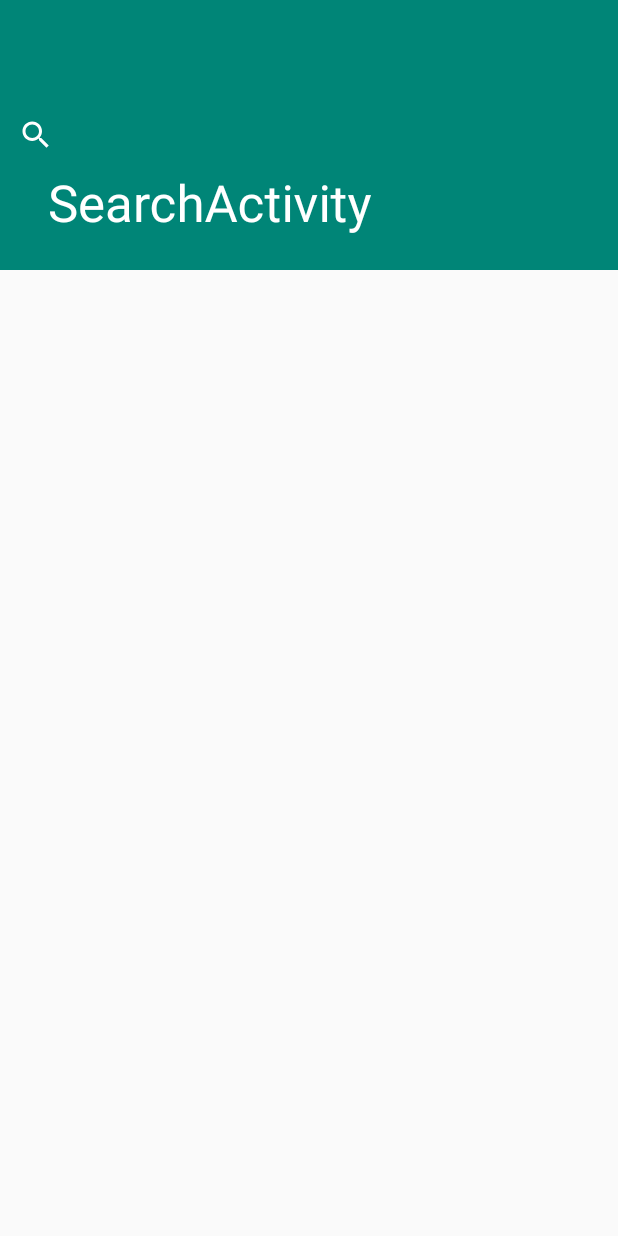
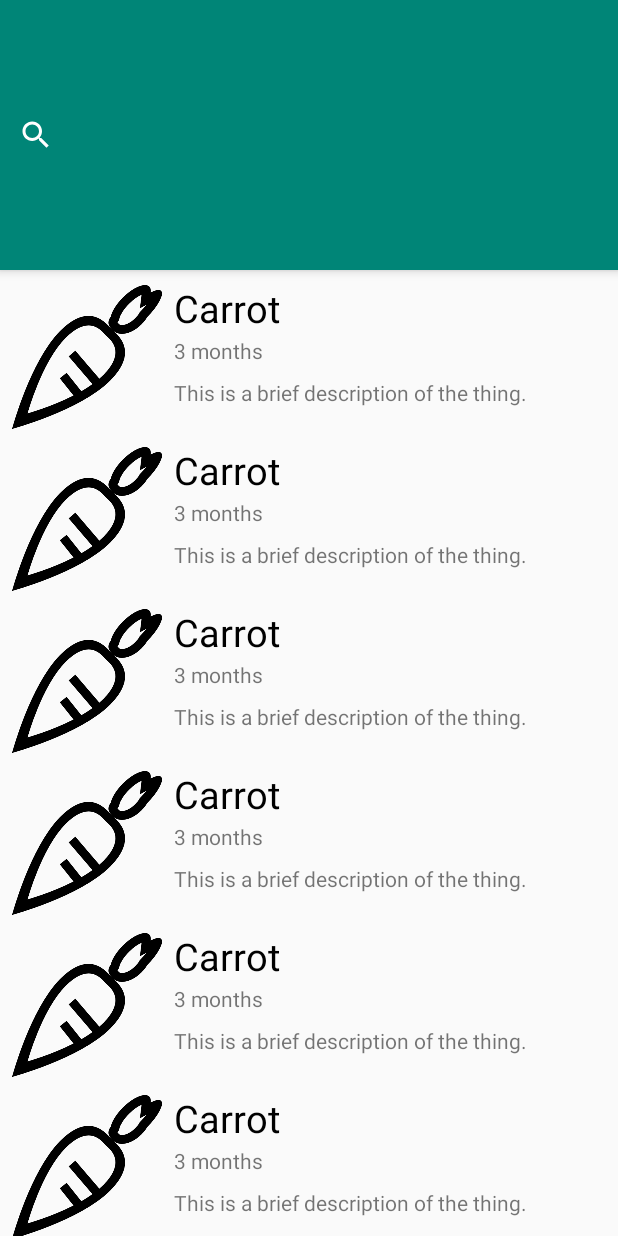
Before and after one commit to JenniferColeman/pickhacks2019, an Android app: the SearchActivity screen opened directly, with no data from a screen before it, on a phone screen of 412 x 824 dp. Run offline under Robolectric (Android 15) with nearby library versions, the phone set to English and light mode, and no system bars.

Commit message:
wE GOT CARROTs!

```diff
--- a/app/src/main/AndroidManifest.xml
+++ b/app/src/main/AndroidManifest.xml
@@ -1,5 +1,4 @@
 <?xml version="1.0" encoding="utf-8"?>
-<!--suppress ALL -->
 <manifest xmlns:android="http://schemas.android.com/apk/res/android"
     xmlns:tools="http://schemas.android.com/tools"
     package="com.pickhacks.pickhacks2019">
@@ -15,7 +14,7 @@
         <activity
             android:name=".SearchActivity"
             android:label="@string/title_activity_search"
-            android:theme="@style/AppTheme.NoActionBar"></activity>
+            android:theme="@style/AppTheme.NoActionBar" />
         <activity
             android:name=".MainActivity"
             android:label="@string/app_name"
--- a/app/src/main/java/com/pickhacks/pickhacks2019/SearchActivity.java
+++ b/app/src/main/java/com/pickhacks/pickhacks2019/SearchActivity.java
@@ -4,10 +4,20 @@ import android.os.Bundle;
 import android.support.design.widget.FloatingActionButton;
 import android.support.design.widget.Snackbar;
 import android.support.v7.app.AppCompatActivity;
+import android.support.v7.widget.LinearLayoutManager;
+import android.support.v7.widget.RecyclerView;
 import android.support.v7.widget.Toolbar;
 import android.view.View;
 
+import java.util.ArrayList;
+
 public class SearchActivity extends AppCompatActivity {
+
+    private ArrayList<SearchItem> mSearchList;
+
+    private RecyclerView mRecyclerView;
+    private RecyclerView.Adapter mAdapter;
+    private RecyclerView.LayoutManager mLayoutManager;
 
     @Override
     protected void onCreate(Bundle savedInstanceState) {
@@ -16,13 +26,22 @@ public class SearchActivity extends AppCompatActivity {
         Toolbar toolbar = findViewById(R.id.toolbar);
         setSupportActionBar(toolbar);
 
-        FloatingActionButton fab = findViewById(R.id.fab);
-        fab.setOnClickListener(new View.OnClickListener() {
-            @Override
-            public void onClick(View view) {
-                Snackbar.make(view, "Replace with your own action", Snackbar.LENGTH_LONG)
-                        .setAction("Action", null).show();
-            }
-        });
+        mSearchList = new ArrayList<>();
+        for (int i = 0; i < 20; i++) {
+            mSearchList.add(new SearchItem(
+                    R.drawable.food,
+                    "This is a brief description of the thing.",
+                    false,
+                    "3 months",
+                    "Carrot"));
+        }
+        mRecyclerView = findViewById(R.id.recyclerView);
+        mRecyclerView.setHasFixedSize(false);
+        mLayoutManager = new LinearLayoutManager(this);
+        mAdapter = new SearchItemAdapter(mSearchList);
+
+        mRecyclerView.setLayoutManager(mLayoutManager);
+        mRecyclerView.setAdapter(mAdapter);
     }
+
 }
--- /dev/null
+++ b/app/src/main/java/com/pickhacks/pickhacks2019/SearchItem.java
@@ -0,0 +1,57 @@
+package com.pickhacks.pickhacks2019;
+
+public class SearchItem {
+    private int mPhoto;
+    private String mBrief;
+    private boolean mStar;
+    private String mTime;
+    private String mName;
+
+    public SearchItem(int photo, String brief, boolean star, String time, String name) {
+        this.mPhoto = photo;
+        this.mBrief = brief;
+        this.mStar = star;
+        this.mTime = time;
+        this.mName = name;
+    }
+
+    public int getmPhoto() {
+        return mPhoto;
+    }
+
+    public void setmPhoto(int mPhoto) {
+        this.mPhoto = mPhoto;
+    }
+
+    public String getmBrief() {
+        return mBrief;
+    }
+
+    public void setmBrief(String mBrief) {
+        this.mBrief = mBrief;
+    }
+
+    public boolean ismStar() {
+        return mStar;
+    }
+
+    public void setmStar(boolean mStar) {
+        this.mStar = mStar;
+    }
+
+    public String getmTime() {
+        return mTime;
+    }
+
+    public void setmTime(String mTime) {
+        this.mTime = mTime;
+    }
+
+    public String getmName() {
+        return mName;
+    }
+
+    public void setmName(String mName) {
+        this.mName = mName;
+    }
+}
--- /dev/null
+++ b/app/src/main/java/com/pickhacks/pickhacks2019/SearchItemAdapter.java
@@ -0,0 +1,62 @@
+package com.pickhacks.pickhacks2019;
+
+import android.support.annotation.NonNull;
+import android.support.v7.widget.RecyclerView;
+import android.view.LayoutInflater;
+import android.view.View;
+import android.view.ViewGroup;
+import android.widget.ImageView;
+import android.widget.TextView;
+
+import java.util.ArrayList;
+
+public class SearchItemAdapter extends RecyclerView.Adapter<SearchItemAdapter.SearchItemViewHolder> {
+
+    private ArrayList<SearchItem> mSearchItems;
+
+    public static class SearchItemViewHolder extends RecyclerView.ViewHolder {
+
+        public ImageView mPhotoImageView;
+        public ImageView mStarImageView;
+        public TextView mNameTextView;
+        public TextView mTimeTextView;
+        public TextView mBriefTextView;
+
+        public SearchItemViewHolder(View itemView) {
+            super(itemView);
+
+            this.mPhotoImageView = itemView.findViewById(R.id.photoImageView);
+            this.mStarImageView = itemView.findViewById(R.id.starImageView);
+            this.mNameTextView = itemView.findViewById(R.id.nameTextView);
+            this.mTimeTextView = itemView.findViewById(R.id.timeTextView);
+            this.mBriefTextView = itemView.findViewById(R.id.briefTextView);
+        }
+    }
+
+    public SearchItemAdapter(ArrayList<SearchItem> searchItems) {
+        mSearchItems = searchItems;
+    }
+
+    @NonNull
+    @Override
+    public SearchItemViewHolder onCreateViewHolder(@NonNull ViewGroup parent, int viewType) {
+        View v = LayoutInflater.from(parent.getContext()).inflate(R.layout.search_item, parent, false);
+        SearchItemViewHolder sivh = new SearchItemViewHolder(v);
+        return sivh;
+    }
+
+    public void onBindViewHolder(SearchItemViewHolder viewHolder, int position) {
+        SearchItem currentItem = mSearchItems.get(position);
+
+        viewHolder.mPhotoImageView.setImageResource(currentItem.getmPhoto());
+        //viewHolder.mStarImageView.setImageResource(currentItem.ismStar());
+        viewHolder.mBriefTextView.setText(currentItem.getmBrief());
+        viewHolder.mNameTextView.setText(currentItem.getmName());
+        viewHolder.mTimeTextView.setText(currentItem.getmTime());
+    }
+
+    @Override
+    public int getItemCount() {
+        return mSearchItems.size();
+    }
+}
--- a/app/src/main/res/layout/activity_search.xml
+++ b/app/src/main/res/layout/activity_search.xml
@@ -14,16 +14,7 @@
         android:fitsSystemWindows="true"
         android:theme="@style/AppTheme.AppBarOverlay">
 
-        <android.support.design.widget.CollapsingToolbarLayout
-            android:id="@+id/toolbar_layout"
-            android:layout_width="match_parent"
-            android:layout_height="match_parent"
-            android:fitsSystemWindows="true"
-            app:contentScrim="?attr/colorPrimary"
-            app:layout_scrollFlags="scroll|exitUntilCollapsed"
-            app:toolbarId="@+id/toolbar">
-
-            <SearchView
+        <SearchView
                 android:layout_width="match_parent"
                 android:layout_height="match_parent" />
 
@@ -34,7 +25,6 @@
                 app:layout_collapseMode="pin"
                 app:popupTheme="@style/AppTheme.PopupOverlay" />
 
-        </android.support.design.widget.CollapsingToolbarLayout>
     </android.support.design.widget.AppBarLayout>
 
     <include layout="@layout/content_search" />
--- a/app/src/main/res/layout/content_search.xml
+++ b/app/src/main/res/layout/content_search.xml
@@ -9,9 +9,10 @@
     tools:showIn="@layout/activity_search">
 
     <android.support.v7.widget.RecyclerView
+        android:id="@+id/recyclerView"
         android:layout_width="match_parent"
         android:layout_height="wrap_content"
-        tools:listitem="@layout/recycler_view_item">
+        tools:listitem="@layout/search_item">
 
     </android.support.v7.widget.RecyclerView>
 </android.support.v4.widget.NestedScrollView>
--- a/app/src/main/res/layout/recycler_view_item.xml
+++ b/app/src/main/res/layout/search_item.xml
@@ -15,7 +15,8 @@
       android:layout_marginStart="8dp"
       app:layout_constraintTop_toTopOf="parent"
       android:layout_marginTop="8dp"
-      android:layout_marginLeft="8dp" />
+      android:layout_marginLeft="8dp"
+      android:contentDescription="@string/photoContentDescription" />
 
   <ImageView
       android:id="@+id/starImageView"
@@ -26,7 +27,8 @@
       android:layout_marginTop="8dp"
       app:layout_constraintEnd_toEndOf="parent"
       app:layout_constraintTop_toTopOf="parent"
-      tools:src="@tools:sample/avatars[1]" />
+      tools:src="@tools:sample/avatars[1]"
+      android:contentDescription="@string/starContentDescription" />
 
   <TextView
       android:id="@+id/nameTextView"
--- a/app/src/main/res/values/strings.xml
+++ b/app/src/main/res/values/strings.xml
@@ -91,4 +91,7 @@
         "For example, position the FAB to one side of stream of a cards so the FAB won’t interfere "
         "when a user tries to pick up one of cards.\n\n"
     </string>
+    <string name="starContentDescription">Star indicating optimal for diet.</string>
+    <string name="photoContentDescription">Image of the item being displayed.</string>
+    <string name="title_activity_other_search">OtherSearch</string>
 </resources>
```
Also changed, not shown: app/src/main/res/drawable/food.png (added).
